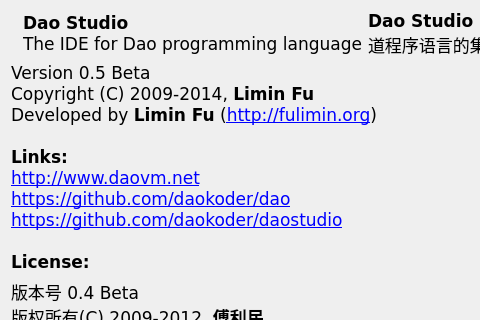
The window that src/daoAbout.ui (daokoder/daostudio) describes before a commit, drawn with Qt 5; both pictures show x 0 to 480 and y 0 to 320 of the 633 by 625 pixel window.
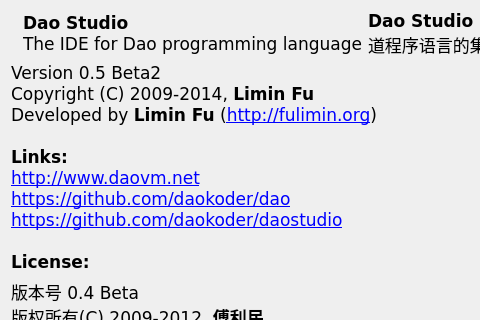
The same window after the commit. Icons and pictures are not drawn.

```diff
--- a/src/daoAbout.ui
+++ b/src/daoAbout.ui
@@ -90,7 +90,7 @@
 &lt;html&gt;&lt;head&gt;&lt;meta name=&quot;qrichtext&quot; content=&quot;1&quot; /&gt;&lt;style type=&quot;text/css&quot;&gt;
 p, li { white-space: pre-wrap; }
 &lt;/style&gt;&lt;/head&gt;&lt;body style=&quot; font-family:'Bitstream Vera Sans'; font-size:13pt; font-weight:400; font-style:normal;&quot;&gt;
-&lt;p style=&quot; margin-top:0px; margin-bottom:0px; margin-left:0px; margin-right:0px; -qt-block-indent:0; text-indent:0px;&quot;&gt;Version 0.5 Beta&lt;/p&gt;
+&lt;p style=&quot; margin-top:0px; margin-bottom:0px; margin-left:0px; margin-right:0px; -qt-block-indent:0; text-indent:0px;&quot;&gt;Version 0.5 Beta2&lt;/p&gt;
 &lt;p style=&quot; margin-top:0px; margin-bottom:0px; margin-left:0px; margin-right:0px; -qt-block-indent:0; text-indent:0px;&quot;&gt;Copyright (C) 2009-2014, &lt;span style=&quot; font-weight:600;&quot;&gt;Limin Fu&lt;/span&gt;&lt;/p&gt;
 &lt;p style=&quot; margin-top:0px; margin-bottom:0px; margin-left:0px; margin-right:0px; -qt-block-indent:0; text-indent:0px;&quot;&gt;Developed by &lt;span style=&quot; font-weight:600;&quot;&gt;Limin Fu&lt;/span&gt; (&lt;a href=&quot;http://fulimin.org&quot;&gt;&lt;span style=&quot; text-decoration: underline; color:#0000ff;&quot;&gt;http://fulimin.org&lt;/span&gt;&lt;/a&gt;)&lt;/p&gt;
 &lt;p style=&quot;-qt-paragraph-type:empty; margin-top:0px; margin-bottom:0px; margin-left:0px; margin-right:0px; -qt-block-indent:0; text-indent:0px; font-weight:600;&quot;&gt;&lt;br /&gt;&lt;/p&gt;
```
